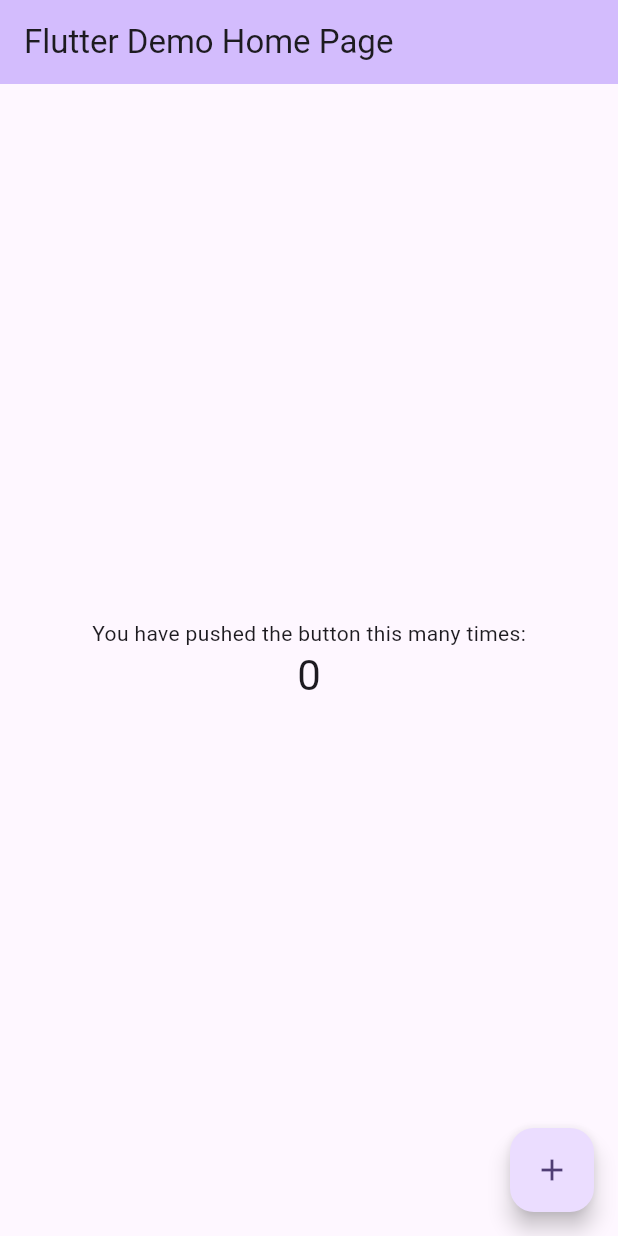
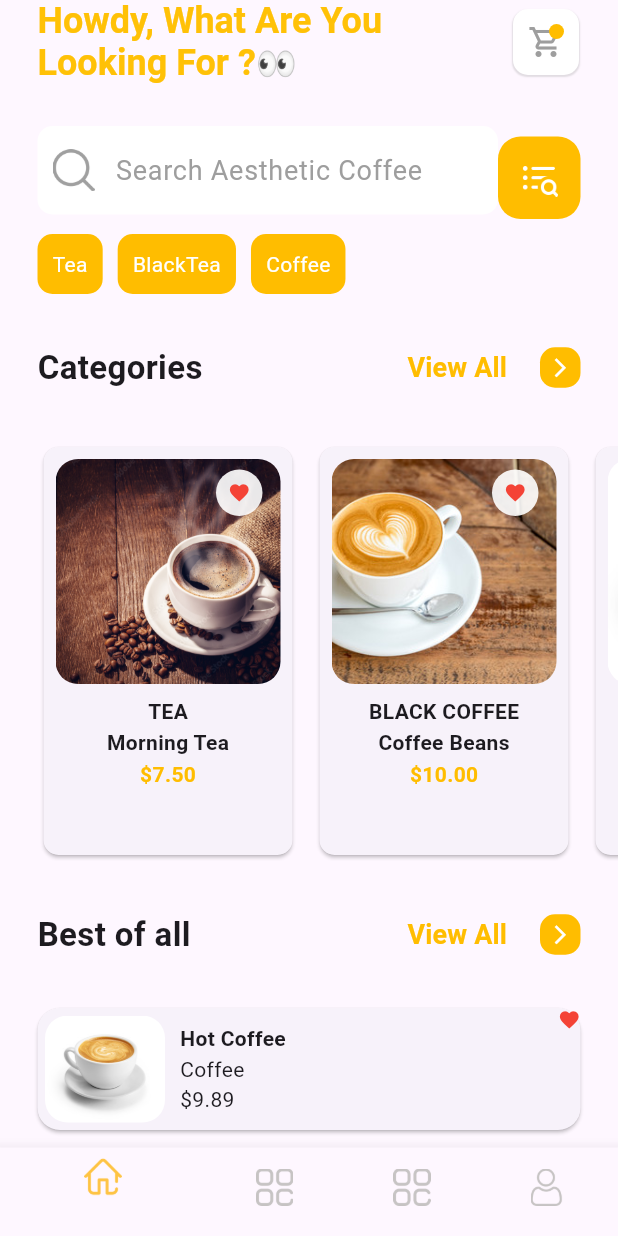
Before and after one commit to RuchithaDM18/screen_project, a Flutter app: the screen it shows after launch, on a phone screen of 412 x 824 dp. Run offline on Flutter 3.47's test engine with Material 3 defaults, Android fonts, the phone set to English and light mode, and no system bars; our stand-ins replace carousel_slider.

Commit message:
Initial commit chnages. code reuploading

```diff
--- a/lib/main.dart
+++ b/lib/main.dart
@@ -1,125 +1,27 @@
 import 'package:flutter/material.dart';
+import 'package:flutter/services.dart';
+import 'package:screen_project/screens/home/home.dart';
 
-void main() {
-  runApp(const MyApp());
+
+void main(){
+  runApp(MyApp());
 }
 
-class MyApp extends StatelessWidget {
-  const MyApp({super.key});
+class MyApp extends StatelessWidget{
 
-  // This widget is the root of your application.
   @override
   Widget build(BuildContext context) {
+    SystemChrome.setSystemUIOverlayStyle(SystemUiOverlayStyle(
+        statusBarColor: Colors.transparent
+    ));
     return MaterialApp(
-      title: 'Flutter Demo',
+      debugShowCheckedModeBanner: false,
+      title: 'COFFEE SHOP',
       theme: ThemeData(
-        // This is the theme of your application.
-        //
-        // TRY THIS: Try running your application with "flutter run". You'll see
-        // the application has a purple toolbar. Then, without quitting the app,
-        // try changing the seedColor in the colorScheme below to Colors.green
-        // and then invoke "hot reload" (save your changes or press the "hot
-        // reload" button in a Flutter-supported IDE, or press "r" if you used
-        // the command line to start the app).
-        //
-        // Notice that the counter didn't reset back to zero; the application
-        // state is not lost during the reload. To reset the state, use hot
-        // restart instead.
-        //
-        // This works for code too, not just values: Most code changes can be
-        // tested with just a hot reload.
-        colorScheme: ColorScheme.fromSeed(seedColor: Colors.deepPurple),
-        useMaterial3: true,
+        backgroundColor: Color(0xFFFAFAFA),
+        primaryColor: Color(0xFFFFBD00),
       ),
-      home: const MyHomePage(title: 'Flutter Demo Home Page'),
+      home: HomePage(),
     );
   }
 }
-
-class MyHomePage extends StatefulWidget {
-  const MyHomePage({super.key, required this.title});
-
-  // This widget is the home page of your application. It is stateful, meaning
-  // that it has a State object (defined below) that contains fields that affect
-  // how it looks.
-
-  // This class is the configuration for the state. It holds the values (in this
-  // case the title) provided by the parent (in this case the App widget) and
-  // used by the build method of the State. Fields in a Widget subclass are
-  // always marked "final".
-
-  final String title;
-
-  @override
-  State<MyHomePage> createState() => _MyHomePageState();
-}
-
-class _MyHomePageState extends State<MyHomePage> {
-  int _counter = 0;
-
-  void _incrementCounter() {
-    setState(() {
-      // This call to setState tells the Flutter framework that something has
-      // changed in this State, which causes it to rerun the build method below
-      // so that the display can reflect the updated values. If we changed
-      // _counter without calling setState(), then the build method would not be
-      // called again, and so nothing would appear to happen.
-      _counter++;
-    });
-  }
-
-  @override
-  Widget build(BuildContext context) {
-    // This method is rerun every time setState is called, for instance as done
-    // by the _incrementCounter method above.
-    //
-    // The Flutter framework has been optimized to make rerunning build methods
-    // fast, so that you can just rebuild anything that needs updating rather
-    // than having to individually change instances of widgets.
-    return Scaffold(
-      appBar: AppBar(
-        // TRY THIS: Try changing the color here to a specific color (to
-        // Colors.amber, perhaps?) and trigger a hot reload to see the AppBar
-        // change color while the other colors stay the same.
-        backgroundColor: Theme.of(context).colorScheme.inversePrimary,
-        // Here we take the value from the MyHomePage object that was created by
-        // the App.build method, and use it to set our appbar title.
-        title: Text(widget.title),
-      ),
-      body: Center(
-        // Center is a layout widget. It takes a single child and positions it
-        // in the middle of the parent.
-        child: Column(
-          // Column is also a layout widget. It takes a list of children and
-          // arranges them vertically. By default, it sizes itself to fit its
-          // children horizontally, and tries to be as tall as its parent.
-          //
-          // Column has various properties to control how it sizes itself and
-          // how it positions its children. Here we use mainAxisAlignment to
-          // center the children vertically; the main axis here is the vertical
-          // axis because Columns are vertical (the cross axis would be
-          // horizontal).
-          //
-          // TRY THIS: Invoke "debug painting" (choose the "Toggle Debug Paint"
-          // action in the IDE, or press "p" in the console), to see the
-          // wireframe for each widget.
-          mainAxisAlignment: MainAxisAlignment.center,
-          children: <Widget>[
-            const Text(
-              'You have pushed the button this many times:',
-            ),
-            Text(
-              '$_counter',
-              style: Theme.of(context).textTheme.headlineMedium,
-            ),
-          ],
-        ),
-      ),
-      floatingActionButton: FloatingActionButton(
-        onPressed: _incrementCounter,
-        tooltip: 'Increment',
-        child: const Icon(Icons.add),
-      ), // This trailing comma makes auto-formatting nicer for build methods.
-    );
-  }
-}
--- a/lib/models/coffee.dart
+++ b/lib/models/coffee.dart
@@ -0,0 +1,53 @@
+
+class Coffees {
+  final String title;
+  final String subtitle;
+  final String price;
+  final String imageUrl;
+  List<String> detailUrl;
+
+  Coffees({required this.title,required this.subtitle,required this.price,required this.imageUrl,required this.detailUrl});
+
+  static List<Coffees> generateCoffees(){
+    return [
+      Coffees(
+          title: 'TEA',
+          subtitle: 'Morning Tea',
+          price: '\$7.50',
+          imageUrl: 'assets/images/arrival1.png',
+          detailUrl: ['assets/images/arrival1.png','assets/images/detail2.png']),
+      Coffees(
+          title: 'BLACK COFFEE',
+          subtitle: 'Coffee Beans',
+          price: '\$10.00',
+          imageUrl:  'assets/images/arrival2.png',
+          detailUrl: [
+            'assets/images/arrival2.png','assets/images/best1.png'
+          ]),
+      Coffees(
+          title: 'Rose Coffee',
+          subtitle: 'Rose Milk',
+          price: '\$10.00',
+          imageUrl:  'assets/images/best1.png',
+          detailUrl: [
+            'assets/images/best1.png','assets/images/detail2.png'
+          ]),
+      Coffees(
+          title: 'Badam Coffee',
+          subtitle: 'Badam Milk Mixed',
+          price: '\$10.00',
+          imageUrl:  'assets/images/detail2.png',
+          detailUrl: [
+            'assets/images/detail2.png','assets/images/detail3.png'
+          ]),
+      Coffees(
+          title: 'Black Tea',
+          subtitle: 'Badam Milk Mixed',
+          price: '\$9.00',
+          imageUrl:  'assets/images/detail3.png',
+          detailUrl: [
+            'assets/images/detail23.png','assets/images/arrival1.png'
+          ]),
+    ];
+  }
+}
--- /dev/null
+++ b/lib/screens/detail/detail.dart
@@ -0,0 +1,24 @@
+import 'package:flutter/material.dart';
+import 'package:screen_project/models//coffee.dart';
+import 'package:screen_project/screens/detail/widget/detail_app_bar.dart';
+
+
+
+class DetailPage extends StatelessWidget{
+  final Coffees coffees;
+  DetailPage({super.key, required this.coffees});
+
+  @override
+  Widget build(BuildContext context) {
+    return Scaffold(
+      body: SingleChildScrollView(
+        child: Column(
+          crossAxisAlignment: CrossAxisAlignment.start,
+          children: [
+            DetailAppBar(coffees),
+          ],
+        )
+      ),
+    );
+  }
+}
--- /dev/null
+++ b/lib/screens/detail/widget/detail_app_bar.dart
@@ -0,0 +1,31 @@
+import 'package:carousel_slider/carousel_slider.dart';
+import 'package:flutter/material.dart';
+import 'package:screen_project/models//coffee.dart';
+import 'package:screen_project/screens/detail/detail.dart';
+
+class DetailAppBar extends StatelessWidget{
+  final Coffees coffees;
+
+  DetailAppBar(this.coffees);
+
+
+  @override
+  Widget build(BuildContext context) {
+    return Container(
+      child: GestureDetector(
+        onTap: (){
+          Navigator.push(context, MaterialPageRoute(builder: (context) => DetailPage(coffees: coffees),));
+        },
+        child: Container(
+          child: Card(
+            child: ClipRRect(
+
+            ),
+          ),
+        ),
+      ),
+    );
+
+  }
+
+}
--- a/lib/screens/home/home.dart
+++ b/lib/screens/home/home.dart
@@ -0,0 +1,34 @@
+import 'package:flutter/material.dart';
+import 'package:screen_project/screens/detail/detail.dart';
+import 'package:screen_project/screens/home/widget/best_sell.dart';
+import 'package:screen_project/screens/home/widget/custom_app_bar.dart';
+import 'package:screen_project/screens/home/widget/new_arrival.dart';
+import 'package:screen_project/screens/home/widget/search_input.dart';
+import 'package:screen_project/models/coffee.dart';
+
+class HomePage extends StatelessWidget{
+  final bottomList = ['home','menu','menu','user'];
+
+  @override
+  Widget build(BuildContext context) {
+    return Scaffold(
+      backgroundColor: Theme.of(context).colorScheme.background,
+      body: SingleChildScrollView(
+        child: Column(
+          crossAxisAlignment: CrossAxisAlignment.start,
+          children: [
+            CustomAppBar(),
+            SearchInput(),
+            NewArrival(),
+            BestSell(),
+          ],
+        ),
+      ),
+      bottomNavigationBar: BottomNavigationBar(
+        items: bottomList.map((e) => BottomNavigationBarItem(
+            label: e,icon: Image.asset('assets/icons/$e.png',width: 25,))).toList(),
+      ),
+    );
+  }
+
+}
--- a/lib/screens/home/widget/best_sell.dart
+++ b/lib/screens/home/widget/best_sell.dart
@@ -0,0 +1,53 @@
+import 'package:flutter/material.dart';
+import 'package:screen_project/screens/home/widget/categories_list.dart';
+
+class BestSell extends StatelessWidget {
+
+  @override
+  Widget build(BuildContext context) {
+    return Container(
+      child: Column(
+        crossAxisAlignment: CrossAxisAlignment.start,
+        children: [
+          CategoriesList(title: 'Best of all'),
+          Card(
+            margin: EdgeInsets.symmetric(horizontal: 25),
+            shape: RoundedRectangleBorder(
+                borderRadius: BorderRadius.circular(15)),
+            child: Stack(
+              children: [
+                Padding(padding: EdgeInsets.all(5),
+                child:Row(
+                  children: [
+                    ClipRRect(
+                      borderRadius: BorderRadius.circular(15),
+                      child: Image.asset('assets/images/best1.png',width: 80,),
+                    ),
+                    SizedBox(width: 10,),
+                    Column(
+                      crossAxisAlignment: CrossAxisAlignment.start,
+                      children: [
+                        Text('Hot Coffee',
+                          style: TextStyle(
+                              fontWeight: FontWeight.bold,
+                              height: 1.5),
+                        ),
+                        Text('Coffee'),
+                        Text('\$9.89'),
+                      ],
+                    ),
+                  ],
+                ),
+                ),
+                Positioned(
+                  top: 0,
+                    right: 0,
+                    child: Icon(Icons.favorite,color: Colors.red,size: 15,)),
+              ],
+            ),
+          ),
+        ],
+      ),
+    );
+  }
+}
--- a/lib/screens/home/widget/categories_list.dart
+++ b/lib/screens/home/widget/categories_list.dart
@@ -0,0 +1,42 @@
+import 'package:flutter/material.dart';
+
+class CategoriesList extends StatelessWidget {
+  final String title;
+  CategoriesList({super.key,  required this.title});
+  @override
+  Widget build(BuildContext context) {
+    return Container(
+      padding: EdgeInsets.symmetric(horizontal: 25,vertical: 25),
+      child: Row(
+        mainAxisAlignment: MainAxisAlignment.spaceBetween,
+        children: [
+          Text(title,style: TextStyle(fontSize: 22,fontWeight: FontWeight.bold),),
+          Row(
+            children: [
+              TextButton(onPressed: (){
+
+              }, child:
+              Text('View All',
+                style: TextStyle(
+                    color: Theme.of(context).primaryColor,
+                    fontWeight: FontWeight.bold,
+                    fontSize: 18),
+              ),),
+              SizedBox(width: 10,),
+              Container(
+                padding: EdgeInsets.all(6),
+                decoration: BoxDecoration(
+                    borderRadius: BorderRadius.circular(10),
+                    color: Theme.of(context).primaryColor
+                ),
+                child: Icon(Icons.arrow_forward_ios_outlined,
+                  color: Colors.white,
+                  size: 15,),
+              ),
+            ],
+          ),
+        ],
+      ),
+    );
+  }
+}
--- a/lib/screens/home/widget/coffees_item.dart
+++ b/lib/screens/home/widget/coffees_item.dart
@@ -0,0 +1,73 @@
+import 'package:flutter/material.dart';
+import 'package:screen_project/models//coffee.dart';
+
+import 'package:screen_project/screens/detail/detail.dart';
+
+
+class CoffeesItem extends StatelessWidget{
+  final Coffees coffees;
+  CoffeesItem(this.coffees, {super.key});
+  @override
+  Widget build(BuildContext context) {
+    return Container(
+      child: GestureDetector(
+        onTap: (){
+          Navigator.of(context).push(MaterialPageRoute(
+              builder: (context) => DetailPage(coffees: coffees)),
+          );
+    },
+      child: Card(
+        shape: RoundedRectangleBorder(
+          borderRadius: BorderRadius.circular(10),
+        ),
+        child: Column(
+          crossAxisAlignment: CrossAxisAlignment.center,
+          children: [
+            Stack(
+              children: [
+                Container(
+                  margin: EdgeInsets.all(8),
+                  height: 150,
+                  width: 150,
+                  decoration: BoxDecoration(
+                    borderRadius: BorderRadius.circular(15),
+                    image: DecorationImage(
+                        image: AssetImage(coffees.imageUrl),
+                        fit: BoxFit.fitHeight
+                    ),
+                  ),
+                ),
+                Positioned(
+                  right: 20,
+                  top: 15,
+                  child: Container(
+                    padding: EdgeInsets.all(8),
+                    decoration: BoxDecoration(
+                        color: Colors.white.withOpacity(0.9),
+                        shape: BoxShape.circle),
+                    child: Icon(Icons.favorite,color: Colors.red,size: 15,),
+                  ),
+                ),
+              ],
+            ),
+            Text(coffees.title,
+              style: TextStyle(
+                  fontWeight: FontWeight.bold,
+                  height: 1.5),),
+            Text(coffees.subtitle,
+              style: TextStyle(
+                  fontWeight: FontWeight.bold,
+                  height: 1.5),),
+            Text(coffees.price,
+              style: TextStyle(
+                  color: Theme.of(context).primaryColor,
+                  fontWeight: FontWeight.bold,
+                  height: 1.5),),
+          ],
+        ),
+       ),
+      ),
+    );
+  }
+
+}
--- a/lib/screens/home/widget/custom_app_bar.dart
+++ b/lib/screens/home/widget/custom_app_bar.dart
@@ -0,0 +1,74 @@
+import 'package:flutter/material.dart';
+
+class CustomAppBar extends StatelessWidget{
+
+  @override
+  Widget build(BuildContext context) {
+    return Container(
+      padding: EdgeInsets.only(top: MediaQuery.of(context).padding.top,left: 25,right: 26),
+      child: Row(
+        mainAxisAlignment: MainAxisAlignment.spaceBetween,
+        children: [
+          Row(
+            children: [
+              RichText(
+                text: TextSpan(
+                  children: [
+
+                    TextSpan(
+
+                      text: 'Howdy, What Are You\nLooking For ?',
+                      style: TextStyle(color: Colors.amber,
+                          fontWeight: FontWeight.bold,
+                          fontSize: 24
+                      ),
+                    ),
+                    TextSpan(
+                        text: '👀',
+                        style: TextStyle(fontSize: 22,)
+                    ),
+                  ],
+                ),
+              ),
+            ],
+          ),
+          Stack(
+            children: [
+              Container(
+                padding: EdgeInsets.all(10),
+                decoration: BoxDecoration(
+                  borderRadius: BorderRadius.circular(10),
+                  color: Colors.white,
+                  boxShadow: [
+                    BoxShadow(
+                        color: Colors.grey.withOpacity(0.3),
+                        spreadRadius: 0.1,
+                        blurRadius: 0.1,
+                        offset: Offset(0,1)
+                    ),
+                  ],
+                ),
+                child: Icon(Icons.shopping_cart_outlined,
+                  color: Colors.grey,
+                ),
+              ),
+              Positioned(
+                right: 10,
+                top: 10,
+                child: Container(
+                  height: 10,
+                  width: 10,
+                  decoration: BoxDecoration(
+                      color: Theme.of(context).primaryColor,
+                      shape: BoxShape.circle
+                  ),
+                ),
+              ),
+            ],
+          ),
+        ],
+      ),
+    );
+  }
+
+}
--- a/lib/screens/home/widget/new_arrival.dart
+++ b/lib/screens/home/widget/new_arrival.dart
@@ -0,0 +1,29 @@
+import 'package:flutter/material.dart';
+import 'package:screen_project/screens/home/widget/categories_list.dart';
+import 'package:screen_project/models//coffee.dart';
+import 'package:screen_project/screens/home/widget/coffees_item.dart';
+
+class NewArrival extends StatelessWidget{
+  final coffeesList = Coffees.generateCoffees();
+  @override
+  Widget build(BuildContext context) {
+    return Container(
+      child: Column(
+        children: [
+          CategoriesList(title: 'Categories'),
+          Container(
+            height: 280,
+            child: ListView.separated(
+              padding: EdgeInsets.symmetric(horizontal: 25),
+              scrollDirection: Axis.horizontal,
+                itemBuilder: (context,index) => CoffeesItem(coffeesList[index]),
+                separatorBuilder: (_,index) => SizedBox(width: 10,),
+                itemCount: coffeesList.length
+            ),
+          ),
+        ],
+      ),
+    );
+  }
+
+}
--- a/lib/screens/home/widget/search_input.dart
+++ b/lib/screens/home/widget/search_input.dart
@@ -0,0 +1,67 @@
+import 'package:flutter/material.dart';
+
+class SearchInput extends StatelessWidget{
+  final tagsList = ['Tea','BlackTea','Coffee'];
+  @override
+  Widget build(BuildContext context) {
+    return Container(
+      margin: EdgeInsets.only(top: 25,right: 25,left: 25,bottom: 0),
+      child: Column(
+        children: [
+          Row(
+            children: [
+              Flexible(
+                flex: 1,
+                child: TextField(
+                  cursorColor: Colors.grey,
+                  decoration: InputDecoration(
+                    fillColor: Colors.white,
+                    filled: true,
+                    border: OutlineInputBorder(
+                      borderRadius: BorderRadius.circular(10),
+                      borderSide: BorderSide.none,
+                    ),
+                    hintText: 'Search Aesthetic Coffee',
+                    hintStyle: TextStyle(
+                        color: Colors.grey,
+                        fontSize: 18
+                    ),
+                    prefixIcon: Container(
+                      padding: EdgeInsets.all(10),
+                      child: Image.asset('assets/icons/search.png',width: 20),
+                    ),
+                  ),
+                ),
+              ),
+              Container(
+                margin: EdgeInsets.only(top: 10),
+                padding: EdgeInsets.all(15),
+                decoration: BoxDecoration(
+                  color: Theme.of(context).primaryColor,
+                  borderRadius: BorderRadius.circular(15),
+                ),
+                child: Image.asset('assets/icons/filter.png',width: 25,),
+              ),
+            ],
+          ),
+          Row(
+            children: tagsList
+                .map((e) => Container(
+              margin: EdgeInsets.only(top: 10,right: 10),
+              padding: EdgeInsets.all(10),
+              decoration: BoxDecoration(
+                  borderRadius: BorderRadius.circular(10),
+                  color: Theme.of(context).primaryColor),
+              child: Text(e,
+                style: TextStyle(color: Colors.white),
+              ),
+            ))
+                .toList(),
+          ),
+        ],
+      ),
+
+    );
+  }
+
+}
```
Also changed, not shown: pubspec.yaml (+7 -3 lines), pubspec.lock, 3 other files.
